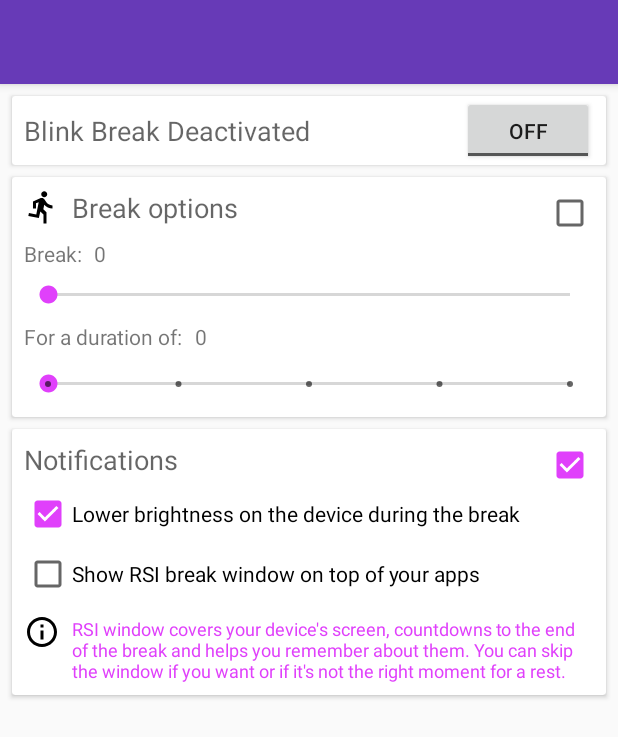
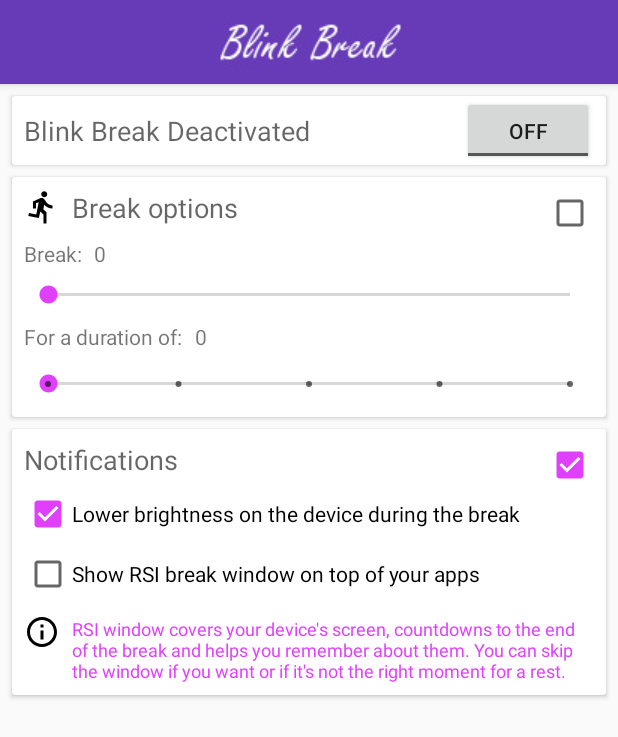
Before and after one commit to smutkiewicz/Blink-Break, an Android app: the layout activity_main.xml on its own in the app's theme, with its tools: preview values and no code run, on a phone screen of 412 x 824 dp. Shown: the top 737 px of the screen. Run offline under Robolectric (Android 15) with nearby library versions, the phone set to English and light mode, and no system bars.

Commit message:
Toolbar background and logo added

```diff
--- a/app/src/main/java/com/smutkiewicz/blinkbreak/MainActivity.kt
+++ b/app/src/main/java/com/smutkiewicz/blinkbreak/MainActivity.kt
@@ -34,6 +34,7 @@
         super.onCreate(savedInstanceState)
         setContentView(R.layout.activity_main)
         setSupportActionBar(toolbar)
+        getSupportActionBar()?.setDisplayShowTitleEnabled(false)
 
         layout = findViewById(R.id.layout)
         alarmHelper = AlarmHelper(applicationContext)
--- /dev/null
+++ b/app/src/main/res/drawable/background_toolbar.xml
@@ -0,0 +1,13 @@
+<?xml version="1.0" encoding="utf-8"?>
+<layer-list xmlns:android="http://schemas.android.com/apk/res/android">
+
+    <item
+        android:drawable="@color/colorPrimary"/>
+
+    <item>
+        <bitmap
+            android:gravity="center"
+            android:src="@drawable/blink_break_logo" />
+    </item>
+
+</layer-list>
--- a/app/src/main/res/layout/activity_main.xml
+++ b/app/src/main/res/layout/activity_main.xml
@@ -15,7 +15,7 @@
             android:id="@+id/toolbar"
             android:layout_width="match_parent"
             android:layout_height="?attr/actionBarSize"
-            android:background="?attr/colorPrimary"
+            android:background="@drawable/background_toolbar"
             app:popupTheme="@style/AppTheme.PopupOverlay" />
 
     </android.support.design.widget.AppBarLayout>
```
Also changed, not shown: app/src/main/res/drawable/blink_break_logo.jpg (added).
